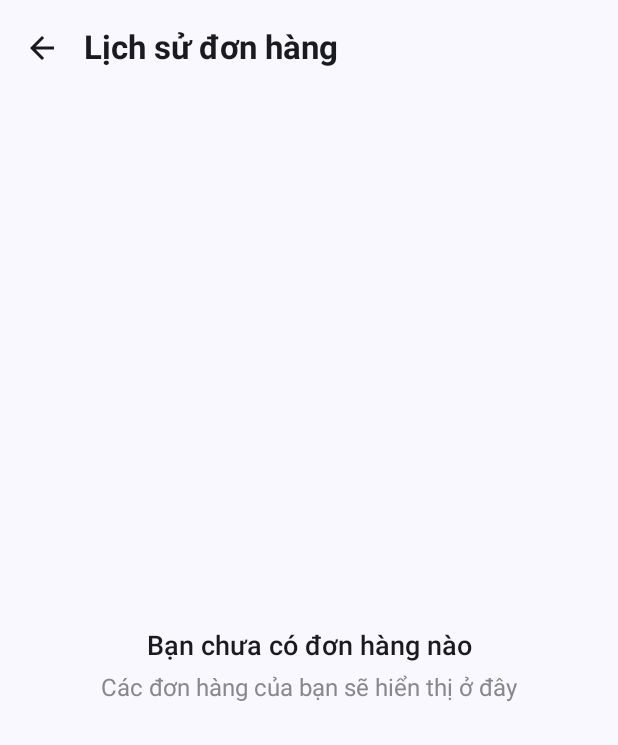
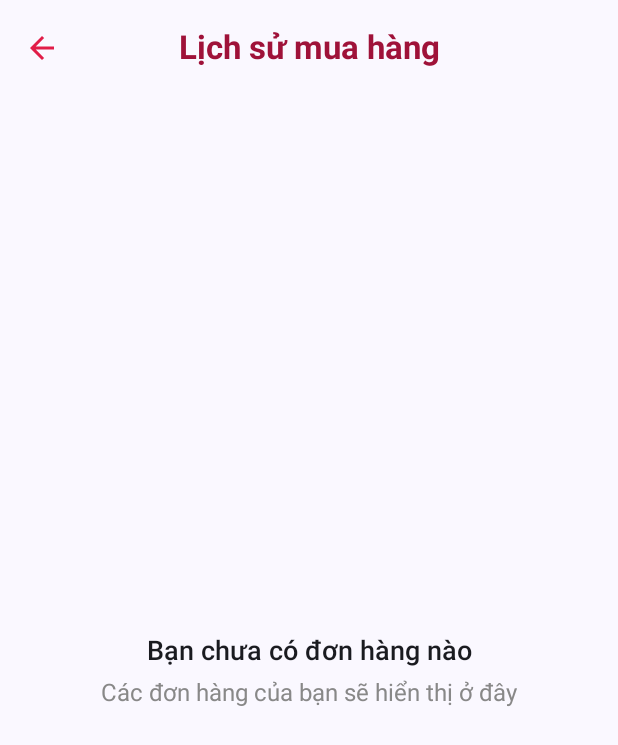
Before and after one commit to duongcao04/technology-shop, an Android app built with Jetpack Compose: the composable OrderHistoryScreen called with empty values, on a phone screen of 412 x 824 dp. Shown: the top 745 px of the screen. Run offline under Robolectric (Android 15) with nearby library versions, the phone set to English and light mode, and no system bars; our stand-ins replace Firebase (no records; nobody signed in at launch, a user with empty details on screens opened directly); pictures from the network do not load.

Commit message:
giao dien lich su mau hang chi tiet don hang

```diff
--- a/techshop/app/src/main/java/com/example/techshop/views/OrderHistoryScreen.kt
+++ b/techshop/app/src/main/java/com/example/techshop/views/OrderHistoryScreen.kt
@@ -19,6 +19,7 @@ import androidx.compose.ui.unit.dp
 import androidx.compose.ui.unit.sp
 import androidx.navigation.NavController
 import com.example.techshop.models.Order
+import com.example.techshop.ui.theme.Primary500
 import com.example.techshop.viewmodels.OrderViewModel
 
 @OptIn(ExperimentalMaterial3Api::class)
@@ -48,17 +49,30 @@ fun OrderHistoryScreen(
 
     Scaffold(
         topBar = {
-            TopAppBar(
-                title = { Text("Lịch sử đơn hàng") },
-                navigationIcon = {
-                    IconButton(onClick = { navController.popBackStack() }) {
-                        Icon(
-                            imageVector = Icons.Default.ArrowBack,
-                            contentDescription = "Quay lại"
+            Box(modifier = Modifier.height(70.dp)) { // Giảm từ mặc định 64.dp xuống còn 48.dp
+                CenterAlignedTopAppBar(
+                    title = {
+                        Text(
+                            "Lịch sử mua hàng",
+                            fontWeight = FontWeight.Bold
                         )
-                    }
-                }
-            )
+                    },
+                    navigationIcon = {
+                        IconButton(
+                            onClick = { navController.popBackStack() },
+                            colors = IconButtonDefaults.iconButtonColors(
+                                contentColor = Rose600
+                            )
+                        ) {
+                            Icon(Icons.Default.ArrowBack, contentDescription = "Quay lại")
+                        }
+                    },
+                    colors = TopAppBarDefaults.centerAlignedTopAppBarColors(
+
+                        titleContentColor = Rose800
+                    )
+                )
+            }
         }
     ) { paddingValues ->
         Box(
@@ -109,7 +123,8 @@ fun OrderItem(
         modifier = Modifier
             .fillMaxWidth()
             .clickable(onClick = onClick),
-        elevation = CardDefaults.cardElevation(defaultElevation = 4.dp)
+        elevation = CardDefaults.cardElevation(defaultElevation = 4.dp),
+                colors = CardDefaults.cardColors(containerColor = Rose100)
     ) {
         Column(
             modifier = Modifier
@@ -152,7 +167,8 @@ fun OrderItem(
             Text(
                 text = "Tổng tiền: ${order.getFormattedTotalPrice()}",
                 fontWeight = FontWeight.Bold,
-                fontSize = 16.sp
+                fontSize = 16.sp,
+                color = Primary500
             )
         }
     }
```
Also changed, not shown: techshop/app/src/main/java/com/example/techshop/views/OrderDetailsScreen.kt (+44 -14 lines).
